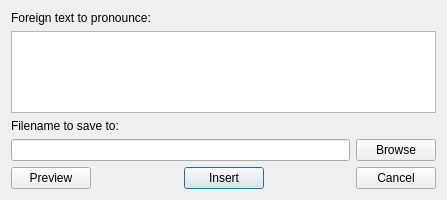
First picture: the form in mnemosyne/pyqt_ui/pronouncer_dlg.ui, repository mnemosyne-proj/mnemosyne, before the edit.
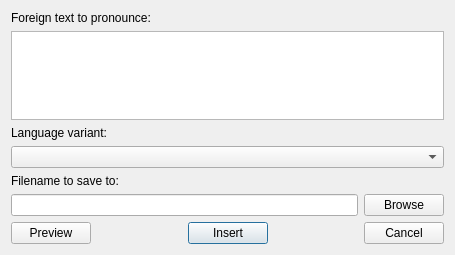
Second picture: the form after the edit.

```diff
--- a/mnemosyne/pyqt_ui/pronouncer_dlg.ui
+++ b/mnemosyne/pyqt_ui/pronouncer_dlg.ui
@@ -6,8 +6,8 @@
    <rect>
     <x>0</x>
     <y>0</y>
-    <width>447</width>
-    <height>200</height>
+    <width>455</width>
+    <height>255</height>
    </rect>
   </property>
   <property name="windowTitle">
@@ -30,6 +30,16 @@
        </property>
       </widget>
      </item>
+     <item>
+      <widget class="QLabel" name="sublanguages_label">
+       <property name="text">
+        <string>Language variant:</string>
+       </property>
+      </widget>
+     </item>
+     <item>
+      <widget class="QComboBox" name="sublanguages"/>
+     </item>
      <item>
       <widget class="QLabel" name="label_2">
        <property name="text">
```
